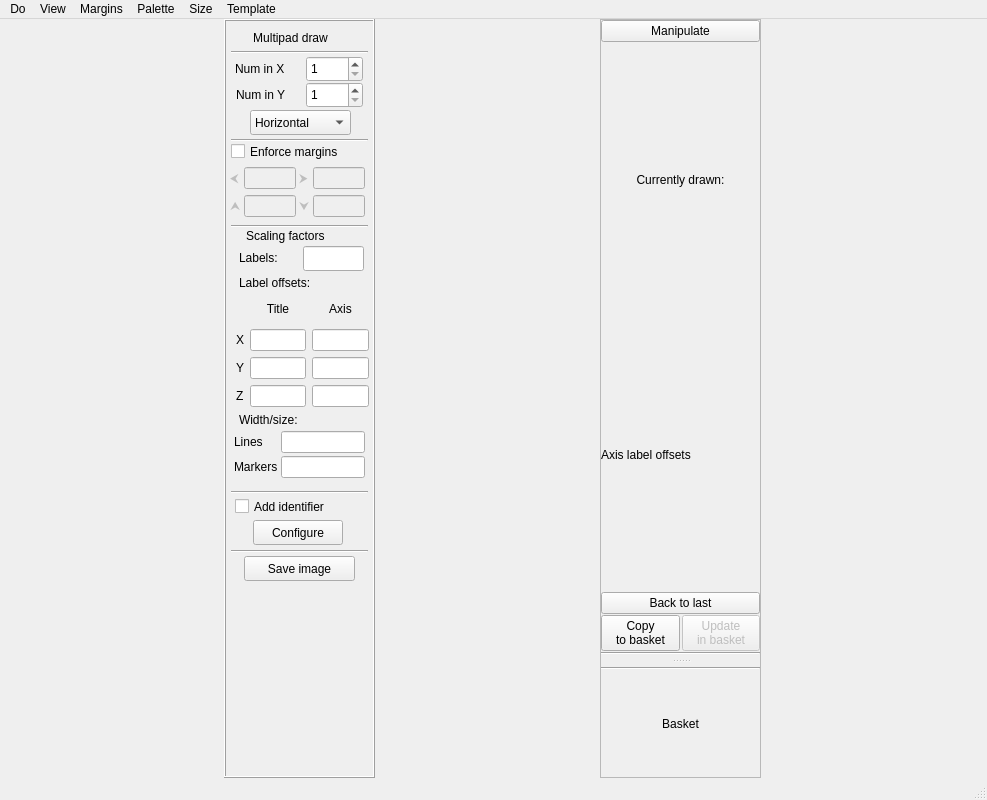
This is ants3bundle/src/ants3/gui/graph/agraphwindow.ui in andrmor/ANTS3bundle as Qt 5 draws it before an edit. The edited form follows.
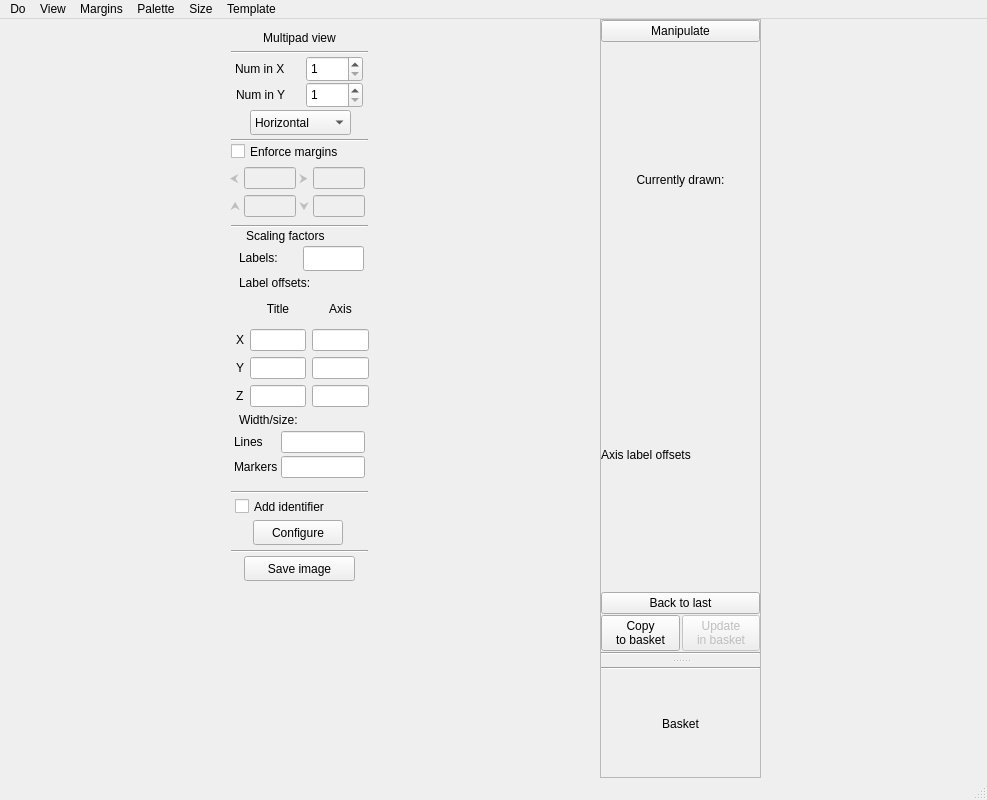
This is the edited form.

What changed in the file:
```diff
--- a/ants3bundle/src/ants3/gui/graph/agraphwindow.ui
+++ b/ants3bundle/src/ants3/gui/graph/agraphwindow.ui
@@ -51,7 +51,7 @@
        </size>
       </property>
       <property name="frameShape">
-       <enum>QFrame::Shape::Box</enum>
+       <enum>QFrame::Shape::NoFrame</enum>
       </property>
       <property name="frameShadow">
        <enum>QFrame::Shadow::Raised</enum>
@@ -891,7 +891,7 @@
         <widget class="QLabel" name="label_30">
          <property name="geometry">
           <rect>
-           <x>9</x>
+           <x>18</x>
            <y>8</y>
            <width>111</width>
            <height>20</height>
@@ -903,7 +903,7 @@
           </font>
          </property>
          <property name="text">
-          <string>Multipad draw</string>
+          <string>Multipad view</string>
          </property>
          <property name="alignment">
           <set>Qt::AlignmentFlag::AlignCenter</set>
```
Left out of the diff: 2 changed lines with no effect on the pictures.
